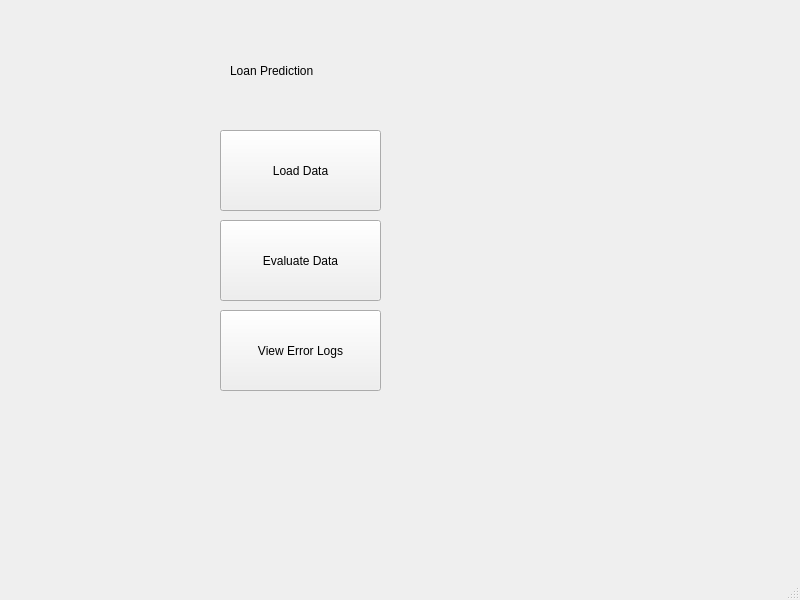
Before: the Qt Designer form src/Interface/UI/mainwindow.ui in hellorahat/LoanEligibilityPredictor, drawn with Qt 5.
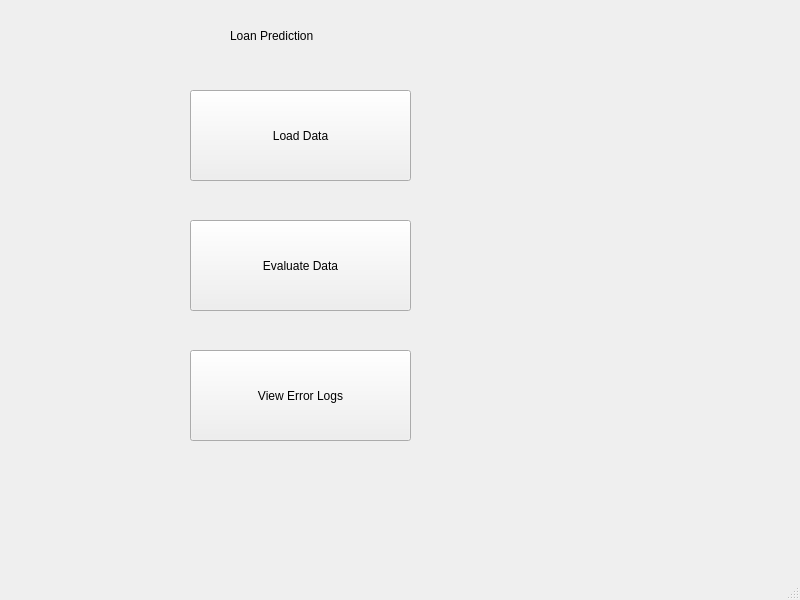
After: the same form once the commit is applied.

What changed in the file:
```diff
--- a/src/Interface/UI/mainwindow.ui
+++ b/src/Interface/UI/mainwindow.ui
@@ -18,48 +18,48 @@
     <property name="geometry">
      <rect>
       <x>230</x>
-      <y>40</y>
-      <width>141</width>
-      <height>61</height>
+      <y>0</y>
+      <width>271</width>
+      <height>71</height>
      </rect>
     </property>
     <property name="text">
      <string>Loan Prediction</string>
     </property>
    </widget>
+   <widget class="QPushButton" name="pushButton">
+    <property name="geometry">
+     <rect>
+      <x>190</x>
+      <y>90</y>
+      <width>221</width>
+      <height>91</height>
+     </rect>
+    </property>
+    <property name="text">
+     <string>Load Data</string>
+    </property>
+   </widget>
    <widget class="QPushButton" name="pushButton_2">
     <property name="geometry">
      <rect>
-      <x>220</x>
+      <x>190</x>
       <y>220</y>
-      <width>161</width>
-      <height>81</height>
+      <width>221</width>
+      <height>91</height>
      </rect>
     </property>
     <property name="text">
      <string>Evaluate Data</string>
     </property>
    </widget>
-   <widget class="QPushButton" name="pushButton">
+   <widget class="QPushButton" name="LogFile">
     <property name="geometry">
      <rect>
-      <x>220</x>
-      <y>130</y>
-      <width>161</width>
-      <height>81</height>
-     </rect>
-    </property>
-    <property name="text">
-     <string>Load Data</string>
-    </property>
-   </widget>
-   <widget class="QPushButton" name="pushButton_3">
-    <property name="geometry">
-     <rect>
-      <x>220</x>
-      <y>310</y>
-      <width>161</width>
-      <height>81</height>
+      <x>190</x>
+      <y>350</y>
+      <width>221</width>
+      <height>91</height>
      </rect>
     </property>
     <property name="text">
```
